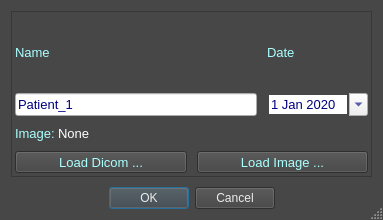
First picture: the form in ui/NewPatientWin.ui, repository DaneshJoy/bronchoscopy, before the edit.
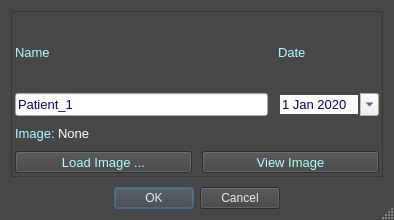
Second picture: the form after the edit. Icons and pictures are not drawn.

Commit message: Patients database

```diff
--- a/ui/NewPatientWin.ui
+++ b/ui/NewPatientWin.ui
@@ -9,7 +9,7 @@
    <rect>
     <x>0</x>
     <y>0</y>
-    <width>383</width>
+    <width>394</width>
     <height>220</height>
    </rect>
   </property>
@@ -617,9 +617,9 @@
          </layout>
         </item>
         <item>
-         <layout class="QHBoxLayout" name="horizontalLayout_3">
+         <layout class="QHBoxLayout" name="horizontalLayout_3" stretch="0,0">
           <item>
-           <widget class="QToolButton" name="btn_LoadDicom">
+           <widget class="QToolButton" name="btn_LoadImage">
             <property name="enabled">
              <bool>true</bool>
             </property>
@@ -649,7 +649,7 @@
 color: rgb(170, 255, 255);</string>
             </property>
             <property name="text">
-             <string>Load Dicom ...</string>
+             <string>Load Image ...</string>
             </property>
             <property name="icon">
              <iconset resource="resources.qrc">
@@ -676,7 +676,7 @@
            </widget>
           </item>
           <item>
-           <widget class="QToolButton" name="btn_LoadImage">
+           <widget class="QToolButton" name="btn_ViewImage">
             <property name="enabled">
              <bool>true</bool>
             </property>
@@ -705,7 +705,7 @@
 color: rgb(170, 255, 255);</string>
             </property>
             <property name="text">
-             <string>Load Image ...</string>
+             <string>View Image</string>
             </property>
             <property name="icon">
              <iconset resource="resources.qrc">
```
Left out of the diff: 2 changed lines with no effect on the pictures. The commit also changes 15 other files.
